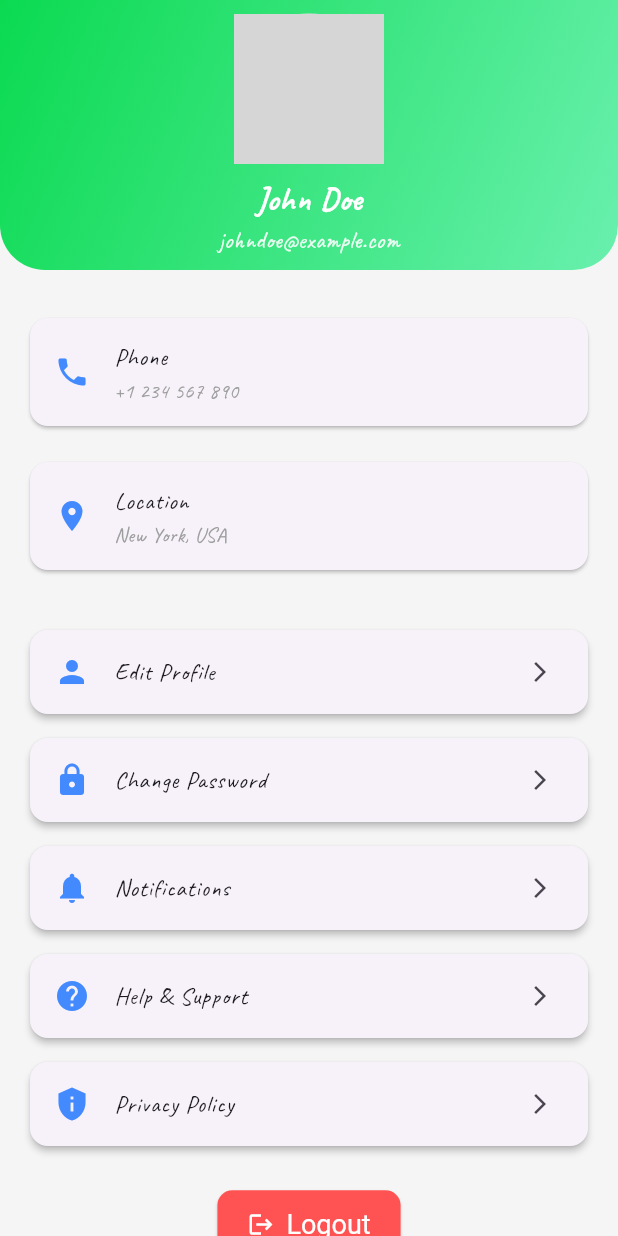
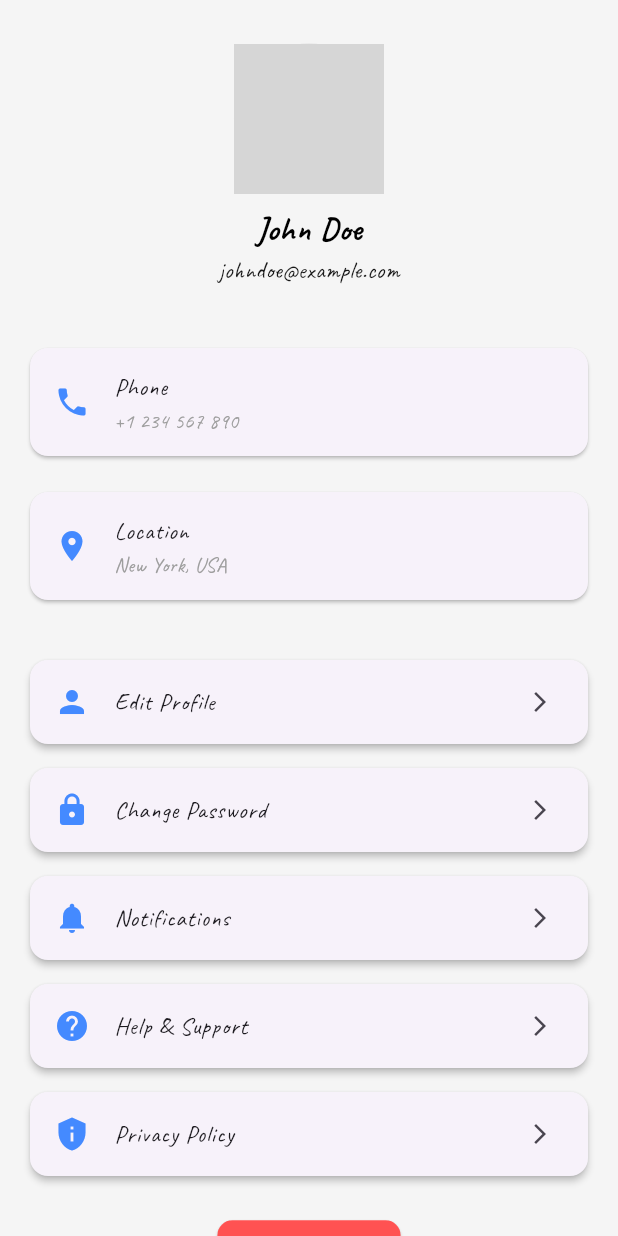
Before and after one commit to iArgho/cooking_assist, a Flutter app: the MePage screen opened directly, on a phone screen of 412 x 824 dp. Run offline on Flutter 3.47's test engine with Material 3 defaults, Android fonts, the phone set to English and light mode, and no system bars; our stand-ins replace flutter_svg, get, loading_animation_widget; network calls fail; grey boxes are pictures that could not be loaded.

Commit message:
Minor ui changes.

```diff
--- a/lib/presentation/screens/homescreens/me_page.dart
+++ b/lib/presentation/screens/homescreens/me_page.dart
@@ -13,6 +13,9 @@ class MePage extends StatelessWidget {
           child: Column(
             crossAxisAlignment: CrossAxisAlignment.center,
             children: [
+              const SizedBox(
+          height: 20,
+        ),
               _buildHeader(context),
               const SizedBox(height: 20),
               _buildUserDetails(),
@@ -33,20 +36,11 @@ class MePage extends StatelessWidget {
     return Stack(
       alignment: Alignment.center,
       children: [
+
         Container(
           height: 180,
           width: double.infinity,
-          decoration: BoxDecoration(
-            gradient: LinearGradient(
-              colors: [Theme.of(context).primaryColor, Colors.greenAccent],
-              begin: Alignment.topLeft,
-              end: Alignment.bottomRight,
-            ),
-            borderRadius: const BorderRadius.only(
-              bottomLeft: Radius.circular(30),
-              bottomRight: Radius.circular(30),
-            ),
-          ),
+
         ),
         Column(
           children: [
@@ -59,11 +53,11 @@ class MePage extends StatelessWidget {
             const SizedBox(height: 8),
             const Text(
               "John Doe",
-              style: TextStyle(fontSize: 22, fontWeight: FontWeight.bold, color: Colors.white),
+              style: TextStyle(fontSize: 22, fontWeight: FontWeight.bold, color: Colors.black),
             ),
             Text(
               "johndoe@example.com",
-              style: TextStyle(fontSize: 16, color: Colors.white.withOpacity(0.9)),
+              style: TextStyle(fontSize: 16, color: Colors.black.withOpacity(0.9)),
             ),
           ],
         ),
```
